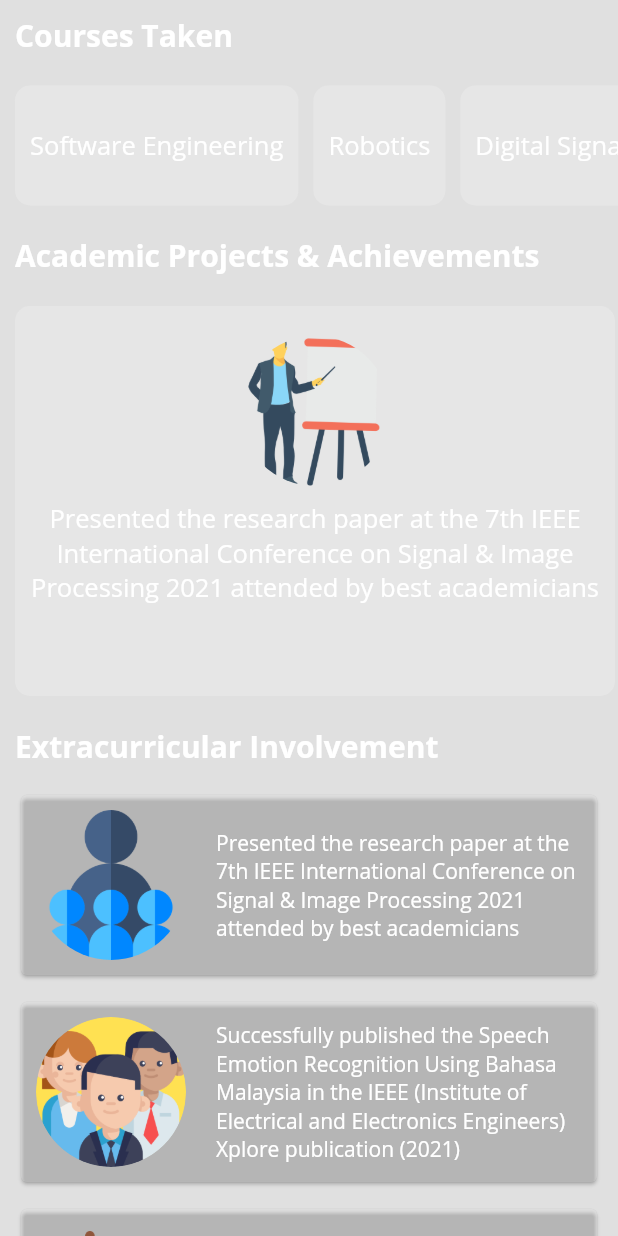
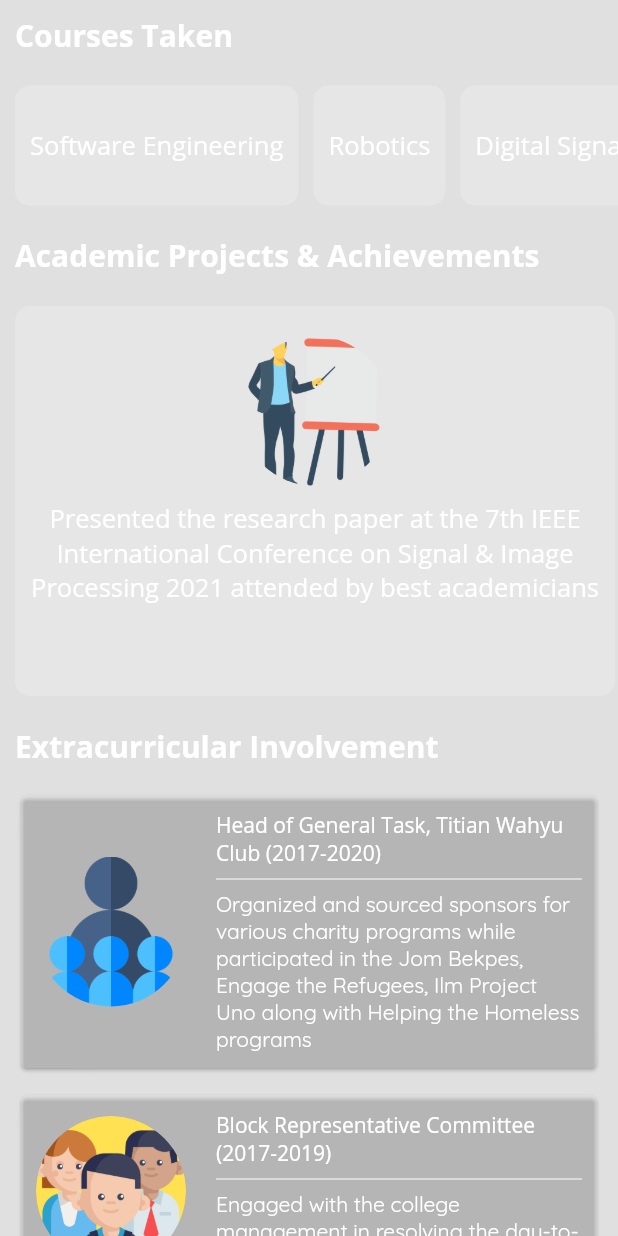
Before and after one commit to afiqaimanafr/resume-mobile-app, a Flutter app: the EducationScreen screen opened directly, on a phone screen of 412 x 824 dp. Run offline on Flutter 3.47's test engine with Material 2 defaults, Android fonts, the phone set to English and light mode, and no system bars.

Commit message:
latest ui

```diff
--- a/lib/models/extracurricular_model.dart
+++ b/lib/models/extracurricular_model.dart
@@ -1,8 +1,10 @@
 class ExtracurricularModel {
+  final String year;
   final String title;
   final String image;
 
   ExtracurricularModel({
+    required this.year,
     required this.title,
     required this.image,
   });
--- a/lib/screens/education/data/extracurricular_data.dart
+++ b/lib/screens/education/data/extracurricular_data.dart
@@ -2,27 +2,32 @@ import 'package:afiq_resume/models/extracurricular_model.dart';
 
 final allExtra = <ExtracurricularModel>[
   ExtracurricularModel(
+    year: 'Head of General Task, Titian Wahyu Club (2017-2020)',
     title:
-        'Presented the research paper at the 7th IEEE International Conference on Signal & Image Processing 2021 attended by best academicians',
+        'Organized and sourced sponsors for various charity programs while participated in the Jom Bekpes, Engage the Refugees, Ilm Project Uno along with Helping the Homeless programs',
     image: 'assets/images/leader.png',
   ),
   ExtracurricularModel(
+    year: 'Block Representative Committee (2017-2019)',
     title:
-        'Successfully published the Speech Emotion Recognition Using Bahasa Malaysia in the IEEE (Institute of Electrical and Electronics Engineers) Xplore publication (2021)',
+        'Engaged with the college management in resolving the day-to-day issues at the hostel block',
     image: 'assets/images/teamwork.png',
   ),
   ExtracurricularModel(
-    title: 'Awarded 5 times Dean’s List',
+    year: 'Participant, Community Service: Youth in Action (2019)',
+    title: 'Carried out various charity work for orphanages in Kelantan',
     image: 'assets/images/household.png',
   ),
   ExtracurricularModel(
+    year: 'Participant (2019)',
     title:
-        'Speech Emotion Recognition (SER) Using Bahasa Malaysia where I developed machine learning algorithms using Python in identifying the emotion of the speaker from the speaker’s speech for my Final Year Project',
+        '‘Charity Run: Run for Underprivileged’, Engitex’19 Wave Run and ‘Fly High 7.0’',
     image: 'assets/images/runner.png',
   ),
   ExtracurricularModel(
+    year: 'Gold and Sliver Medallist (2018)',
     title:
-        'Designed a window cleaning robot, where my team and I Integrated Arduino Nano and other components including as motor driver, servo and DC motor to ensure smooth movement of the robot for my Integrated Design Project',
+        'Won the Gold Medal for volleyball and Silver Medal for marching during the IIUM Sports Carnival',
     image: 'assets/images/volleyball.png',
   ),
 ];
--- a/lib/screens/education/education_screen.dart
+++ b/lib/screens/education/education_screen.dart
@@ -224,10 +224,20 @@ class _EducationScreenState extends State<EducationScreen> {
                               crossAxisAlignment: CrossAxisAlignment.start,
                               children: <Widget>[
                                 Text(
+                                  item.year,
+                                  style: const TextStyle(
+                                    color: kPrimaryLightColor,
+                                    fontFamily: primaryFamilyFont,
+                                  ),
+                                ),
+                                const Divider(
+                                  color: kPrimaryLightColor,
+                                ),
+                                Text(
                                   item.title,
                                   style: const TextStyle(
                                     color: kPrimaryLightColor,
-                                    fontFamily: primaryFamilyFont,
+                                    fontFamily: secondaryFamilyFont,
                                   ),
                                 ),
                               ],
@@ -240,21 +250,6 @@ class _EducationScreenState extends State<EducationScreen> {
                 );
               },
             ),
-            // SizedBox(
-            //   height: 280,
-            //   child: ListView.separated(
-            //     padding: const EdgeInsets.all(10),
-            //     separatorBuilder: (context, _) => const SizedBox(
-            //       width: 10,
-            //     ),
-            //     itemCount: extras.length,
-            //     scrollDirection: Axis.horizontal,
-            //     itemBuilder: (context, index) {
-            //       final item = extras[index];
-            //       return buildExtrasCard(item);
-            //     },
-            //   ),
-            // ),
           ],
         ),
       ),
```
